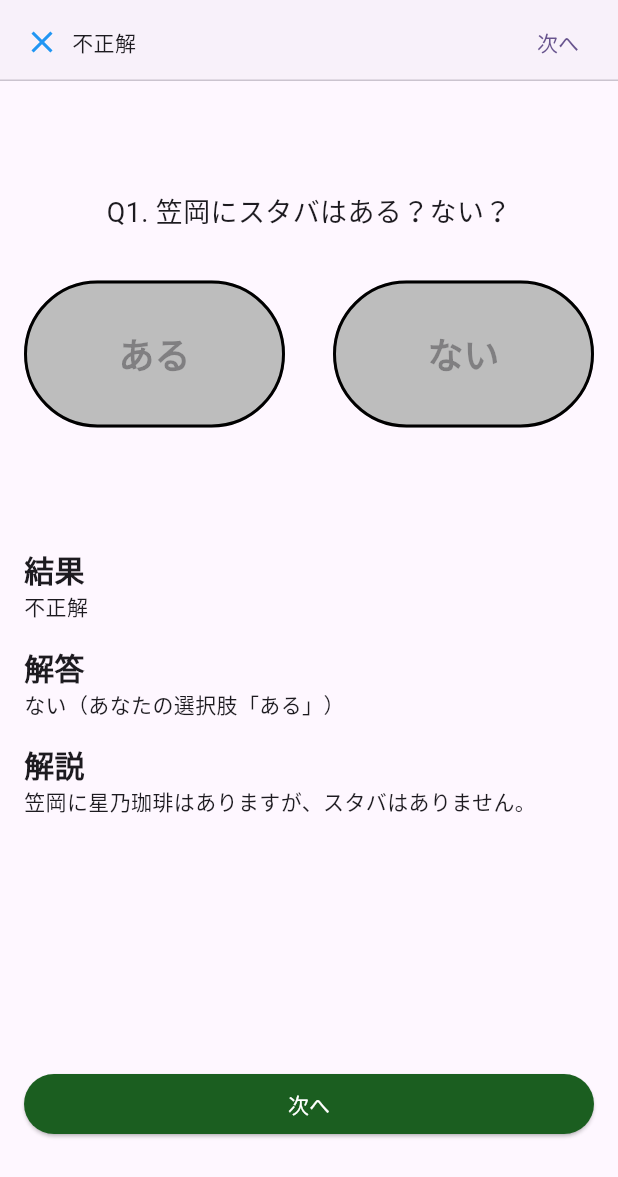
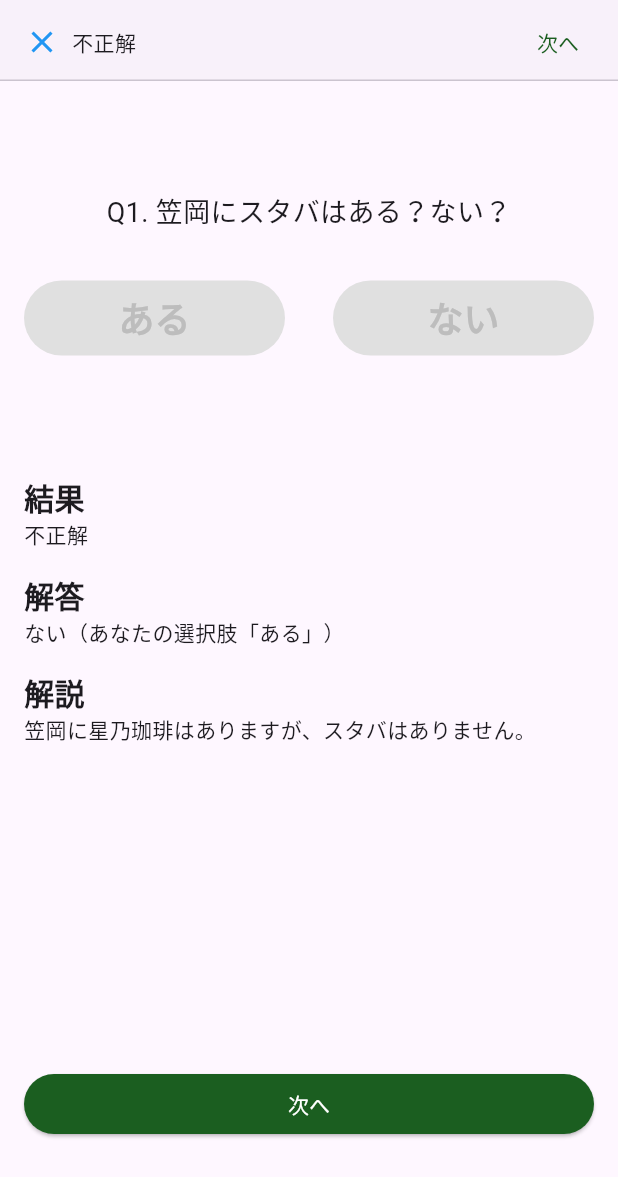
Before and after one commit to KobayashiYoh/kasaoka_arunai_quiz, a Flutter app: the QuizPage screen opened directly, after a tap on "ある", on a phone screen of 412 x 824 dp. Shown: the top 1177 px of the screen. Run offline on Flutter 3.47's test engine with Material 3 defaults, Android fonts, the light colour scheme and no system bars.

Commit message:
コンポーネントのUIを修正

```diff
--- a/lib/pages/quiz_page.dart
+++ b/lib/pages/quiz_page.dart
@@ -163,18 +163,23 @@
     return OutlinedButton(
       onPressed: hasSelectedAnswer ? null : onPressed,
       style: OutlinedButton.styleFrom(
-        backgroundColor: hasSelectedAnswer ? Colors.grey[400] : null,
-        side: const BorderSide(width: 2.0),
+        backgroundColor: hasSelectedAnswer ? Colors.grey[300] : null,
+        side: BorderSide(
+          width: 2.0,
+          color: hasSelectedAnswer ? Colors.transparent : Colors.black,
+        ),
+        overlayColor: Colors.black,
       ),
       child: Padding(
-        padding: const EdgeInsets.symmetric(vertical: 32.0),
+        padding: const EdgeInsets.symmetric(vertical: 8.0),
         child: Column(
           children: [
             Text(
               answer ? 'ある' : 'ない',
-              style: const TextStyle(
+              style: TextStyle(
                 fontSize: 24.0,
                 fontWeight: FontWeight.bold,
+                color: hasSelectedAnswer ? Colors.grey[400] : Colors.black,
               ),
             ),
           ],
@@ -216,7 +221,12 @@
       actions: [
         TextButton(
           onPressed: onPressedAction,
-          child: Text(actionButtonText),
+          child: Text(
+            actionButtonText,
+            style: TextStyle(
+              color: Colors.green[900],
+            ),
+          ),
         ),
       ],
     );
```
